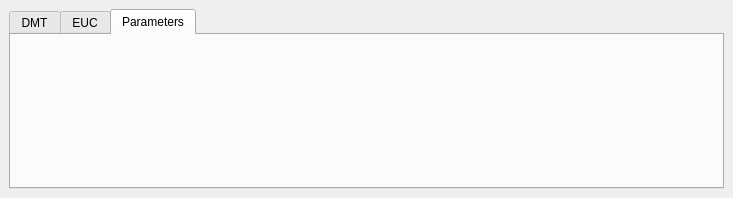
Above: soil_erosion_dockwidget_base.ui from ctu-geoforall-lab-projects/bp-novotny-2017 before the change. Below: the same form after it.
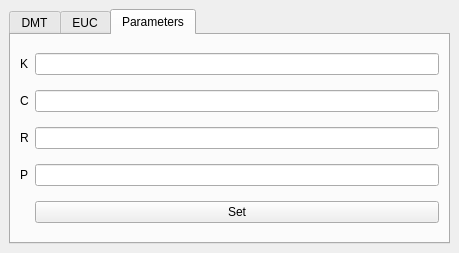
That is the form after the change. The open tabs and pages were chosen to show the change. Custom widgets are drawn as their Qt base class.

Commit message: add load layer - dmt, euc

Patch:
```diff
--- a/soil_erosion_dockwidget_base.ui
+++ b/soil_erosion_dockwidget_base.ui
@@ -6,8 +6,8 @@
    <rect>
     <x>0</x>
     <y>0</y>
-    <width>733</width>
-    <height>198</height>
+    <width>459</width>
+    <height>253</height>
    </rect>
   </property>
   <property name="mouseTracking">
@@ -21,7 +21,7 @@
   </property>
   <widget class="QWidget" name="dockWidgetContents">
    <layout class="QGridLayout" name="gridLayout">
-    <item row="0" column="0">
+    <item row="1" column="0">
      <widget class="QTabWidget" name="tabWidget">
       <property name="autoFillBackground">
        <bool>true</bool>
@@ -85,6 +85,55 @@
        <attribute name="title">
         <string>Parameters</string>
        </attribute>
+       <layout class="QGridLayout" name="gridLayout_4">
+        <item row="5" column="0">
+         <widget class="QLabel" name="label_5">
+          <property name="text">
+           <string>P</string>
+          </property>
+         </widget>
+        </item>
+        <item row="2" column="0">
+         <widget class="QLabel" name="label_3">
+          <property name="text">
+           <string>K</string>
+          </property>
+         </widget>
+        </item>
+        <item row="3" column="0">
+         <widget class="QLabel" name="label_4">
+          <property name="text">
+           <string>C</string>
+          </property>
+         </widget>
+        </item>
+        <item row="2" column="1">
+         <widget class="QLineEdit" name="k_factor"/>
+        </item>
+        <item row="3" column="1">
+         <widget class="QLineEdit" name="c_factor"/>
+        </item>
+        <item row="4" column="1">
+         <widget class="QLineEdit" name="r_factor"/>
+        </item>
+        <item row="4" column="0">
+         <widget class="QLabel" name="label_6">
+          <property name="text">
+           <string>R</string>
+          </property>
+         </widget>
+        </item>
+        <item row="5" column="1">
+         <widget class="QLineEdit" name="p_factor"/>
+        </item>
+        <item row="6" column="1">
+         <widget class="QPushButton" name="Set_button">
+          <property name="text">
+           <string>Set</string>
+          </property>
+         </widget>
+        </item>
+       </layout>
       </widget>
      </widget>
     </item>
```
Left out of the diff: 58 changed lines with no effect on the pictures. The commit also changes 1 other file.
